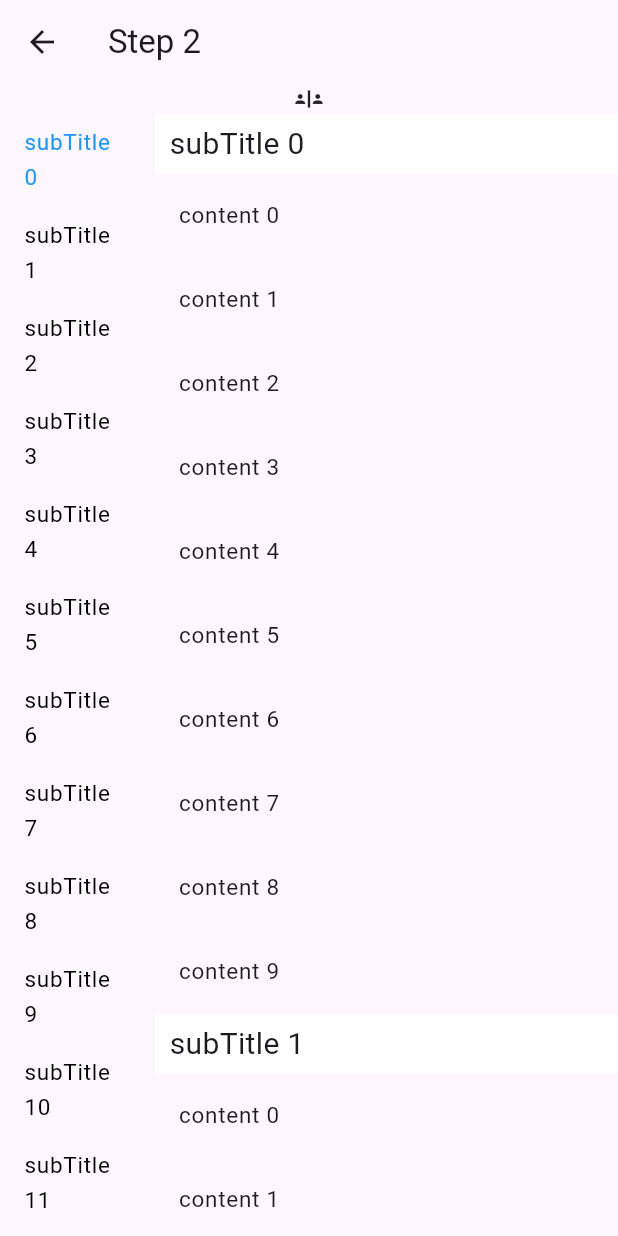
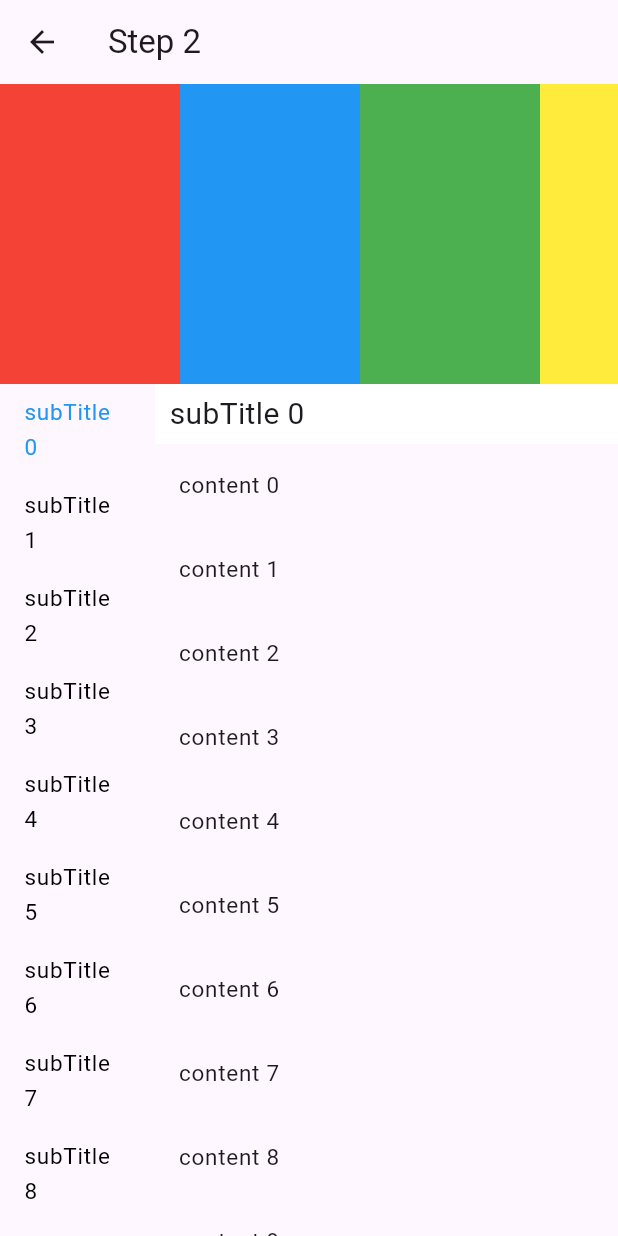
Before and after one commit to SakurasDuck/pawn_uis, a Flutter app: the StepTwo screen opened by its route, on a phone screen of 412 x 824 dp. Run offline on Flutter 3.47's test engine with Material 3 defaults, Android fonts, the phone set to English and light mode, and no system bars; our stand-ins replace auto_route, extended_nested_scroll_view, flutter_riverpod, get_it, nil, riverpod_annotation and 1 more; missing offline and left inert: scrollview_observer; generated files the repository leaves out were written again.

```diff
--- a/lib/src/uis/simple_1/step_2/view.dart
+++ b/lib/src/uis/simple_1/step_2/view.dart
@@ -3,6 +3,7 @@ import 'package:extended_nested_scroll_view/extended_nested_scroll_view.dart';
 import 'package:flutter/material.dart';
 import 'package:flutter/widgets.dart';
 import 'package:flutter_riverpod/flutter_riverpod.dart';
+import 'package:nil/nil.dart';
 
 import '../step_1/view.dart';
 import 'providers.dart';
@@ -23,15 +24,43 @@ class StepTwo extends StatelessWidget {
         builder: (context, ref, child) {
           final control = ref.read(getScrollControllerProvider);
           return ExtendedNestedScrollView(
-              // controller: control,
+              controller: control,
               headerSliverBuilder:
                   (BuildContext context, bool innerBoxIsScrolled) {
                 // These are the slivers that show up in the "outer" scroll view.
                 return <Widget>[
-                  const SliverToBoxAdapter(
-                    child: Icon(
-                      Icons.safety_divider,
-                      size: 20,
+                  SliverToBoxAdapter(
+                    child: SizedBox(
+                      height: 200,
+                      child: ListView(
+                        scrollDirection: Axis.horizontal,
+                        children: const [
+                          ColoredBox(
+                            color: Colors.red,
+                            child: SizedBox(
+                              width: 120,
+                            ),
+                          ),
+                          ColoredBox(
+                            color: Colors.blue,
+                            child: SizedBox(
+                              width: 120,
+                            ),
+                          ),
+                          ColoredBox(
+                            color: Colors.green,
+                            child: SizedBox(
+                              width: 120,
+                            ),
+                          ),
+                          ColoredBox(
+                            color: Colors.yellow,
+                            child: SizedBox(
+                              width: 120,
+                            ),
+                          )
+                        ],
+                      ),
                     ),
                   ),
                 ];
--- a/pubspec.yaml
+++ b/pubspec.yaml
@@ -17,6 +17,9 @@ dependencies:
   scrollview_observer: ^1.19.1
   darq: ^2.0.0
   extended_nested_scroll_view: ^6.2.1
+  url_strategy: ^0.2.0
+  get_it: ^7.6.8
+  nil: ^1.1.1
 
 dev_dependencies:
   flutter_test:
```
Also changed, not shown: lib/main.dart (+17 -11 lines).
